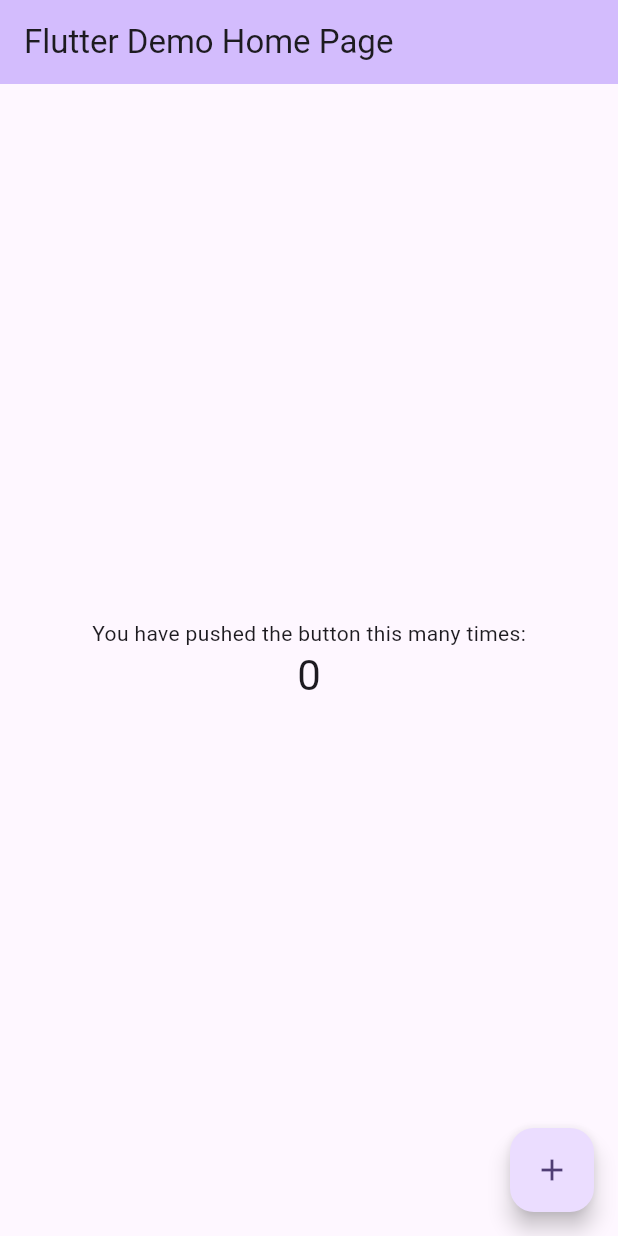
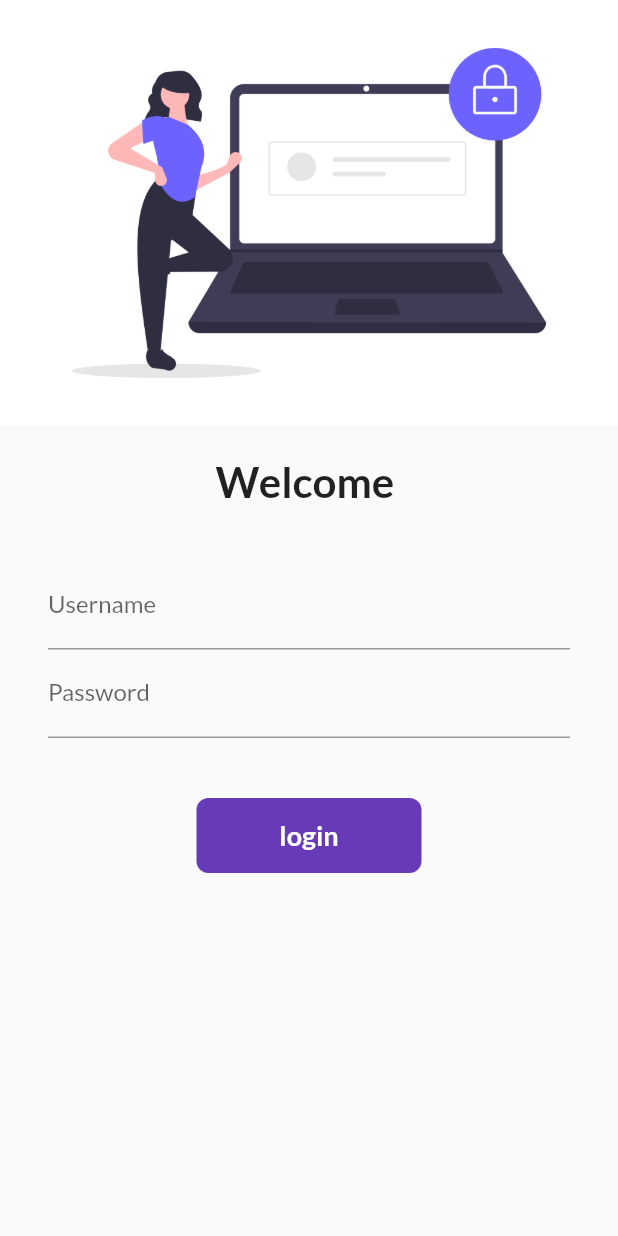
Before and after one commit to yuvisingh01/catalog-app, a Flutter app: the screen it shows after launch, on a phone screen of 412 x 824 dp. Run offline on Flutter 3.47's test engine with Material 2 defaults, Android fonts, the phone set to English and light mode, and no system bars; our stand-ins replace google_fonts.

Commit message:
day 6 completed

```diff
--- a/lib/main.dart
+++ b/lib/main.dart
@@ -1,4 +1,9 @@
+import 'package:catalog_app/pages/login_page.dart';
 import 'package:flutter/material.dart';
+import 'pages/home.dart';
+import 'package:google_fonts/google_fonts.dart';
+
+import 'utils/routes.dart';
 
 void main() {
   runApp(const MyApp());
@@ -11,115 +16,24 @@ class MyApp extends StatelessWidget {
   @override
   Widget build(BuildContext context) {
     return MaterialApp(
-      title: 'Flutter Demo',
+      debugShowCheckedModeBanner: false,
+      // home: Home(), we have to remove this line because we cant have two pages initially. as we are routing it using '/' which  is a by default screen where we are rendering home page'
+      themeMode: ThemeMode.light,
       theme: ThemeData(
-        // This is the theme of your application.
-        //
-        // TRY THIS: Try running your application with "flutter run". You'll see
-        // the application has a blue toolbar. Then, without quitting the app,
-        // try changing the seedColor in the colorScheme below to Colors.green
-        // and then invoke "hot reload" (save your changes or press the "hot
-        // reload" button in a Flutter-supported IDE, or press "r" if you used
-        // the command line to start the app).
-        //
-        // Notice that the counter didn't reset back to zero; the application
-        // state is not lost during the reload. To reset the state, use hot
-        // restart instead.
-        //
-        // This works for code too, not just values: Most code changes can be
-        // tested with just a hot reload.
-        colorScheme: ColorScheme.fromSeed(seedColor: Colors.deepPurple),
-        useMaterial3: true,
+        primarySwatch: Colors.deepPurple,
+        fontFamily: GoogleFonts.lato().fontFamily,
+        // primaryTextTheme: GoogleFonts.latoTextTheme(),
       ),
-      home: const MyHomePage(title: 'Flutter Demo Home Page'),
+      darkTheme: ThemeData(
+        brightness : Brightness.dark,
+      ),
+      // initialRoute: '/home',
+      routes: {
+        '/':(context) => const LoginPage(),
+        MyRoutes.homeRoute: (context)=> const Home(),
+        MyRoutes.loginRoute: (context)=> const LoginPage(),
+      },
+
     );
   }
 }
-
-class MyHomePage extends StatefulWidget {
-  const MyHomePage({super.key, required this.title});
-
-  // This widget is the home page of your application. It is stateful, meaning
-  // that it has a State object (defined below) that contains fields that affect
-  // how it looks.
-
-  // This class is the configuration for the state. It holds the values (in this
-  // case the title) provided by the parent (in this case the App widget) and
-  // used by the build method of the State. Fields in a Widget subclass are
-  // always marked "final".
-
-  final String title;
-
-  @override
-  State<MyHomePage> createState() => _MyHomePageState();
-}
-
-class _MyHomePageState extends State<MyHomePage> {
-  int _counter = 0;
-
-  void _incrementCounter() {
-    setState(() {
-      // This call to setState tells the Flutter framework that something has
-      // changed in this State, which causes it to rerun the build method below
-      // so that the display can reflect the updated values. If we changed
-      // _counter without calling setState(), then the build method would not be
-      // called again, and so nothing would appear to happen.
-      _counter++;
-    });
-  }
-
-  @override
-  Widget build(BuildContext context) {
-    // This method is rerun every time setState is called, for instance as done
-    // by the _incrementCounter method above.
-    //
-    // The Flutter framework has been optimized to make rerunning build methods
-    // fast, so that you can just rebuild anything that needs updating rather
-    // than having to individually change instances of widgets.
-    return Scaffold(
-      appBar: AppBar(
-        // TRY THIS: Try changing the color here to a specific color (to
-        // Colors.amber, perhaps?) and trigger a hot reload to see the AppBar
-        // change color while the other colors stay the same.
-        backgroundColor: Theme.of(context).colorScheme.inversePrimary,
-        // Here we take the value from the MyHomePage object that was created by
-        // the App.build method, and use it to set our appbar title.
-        title: Text(widget.title),
-      ),
-      body: Center(
-        // Center is a layout widget. It takes a single child and positions it
-        // in the middle of the parent.
-        child: Column(
-          // Column is also a layout widget. It takes a list of children and
-          // arranges them vertically. By default, it sizes itself to fit its
-          // children horizontally, and tries to be as tall as its parent.
-          //
-          // Column has various properties to control how it sizes itself and
-          // how it positions its children. Here we use mainAxisAlignment to
-          // center the children vertically; the main axis here is the vertical
-          // axis because Columns are vertical (the cross axis would be
-          // horizontal).
-          //
-          // TRY THIS: Invoke "debug painting" (choose the "Toggle Debug Paint"
-          // action in the IDE, or press "p" in the console), to see the
-          // wireframe for each widget.
-          mainAxisAlignment: MainAxisAlignment.center,
-          children: <Widget>[
-            const Text(
-              'You have pushed the button this many times:',
-            ),
-            Text(
-              '$_counter',
-              style: Theme.of(context).textTheme.headlineMedium,
-            ),
-          ],
-        ),
-      ),
-      floatingActionButton: FloatingActionButton(
-        onPressed: _incrementCounter,
-        tooltip: 'Increment',
-        child: const Icon(Icons.add),
-      ), // This trailing comma makes auto-formatting nicer for build methods.
-    );
-  }
-}
--- a/lib/pages/home.dart
+++ b/lib/pages/home.dart
@@ -7,14 +7,15 @@ class Home extends StatelessWidget {
   Widget build(BuildContext context) {
     return Scaffold(
       appBar: AppBar(
-        title: Text('Catalog App'),
+        title: const Text('Catalog App'),
       ),
       body: Center(
+        // ignore: avoid_unnecessary_containers
         child: Container(
-          child: Text('Welcome to the flutter app'),
+          child: const Text('Welcome to the flutter app'),
         ),
       ),
-      drawer: Drawer(),
+      drawer: const Drawer(),
     );
   }
 }
--- a/lib/pages/login_page.dart
+++ b/lib/pages/login_page.dart
@@ -0,0 +1,109 @@
+import 'package:flutter/material.dart';
+
+import '../utils/routes.dart';
+
+class LoginPage extends StatefulWidget {
+  const LoginPage({Key? key}) : super(key: key);
+
+  @override
+  State<LoginPage> createState() => _LoginPageState();
+}
+
+class _LoginPageState extends State<LoginPage> {
+  String name="";
+  bool changeButton=false;
+  @override
+  Widget build(BuildContext context) {
+    return Material(
+      child: Column(
+        children: [
+          Image.asset('assets/images/logjn.png', fit: BoxFit.cover),
+          const SizedBox(
+            height:20.0,
+            // child: Text('Hello'),
+          ),
+          Text(
+            "Welcome $name",
+            style:TextStyle(
+              fontSize: 28,
+              fontWeight:FontWeight.bold,
+            ),
+          ),
+          const SizedBox(
+            height:20.0,
+            // child: Text('Hello'),
+          ),
+            Padding(
+              padding: const EdgeInsets.symmetric(vertical:16.0, horizontal: 32.0),
+              child: Column(
+                children: [
+                  TextFormField(
+                    decoration: const InputDecoration(
+                      hintText: 'Enter Username',
+                      labelText: 'Username',
+                    ),
+                    onChanged:(value){
+                      name=value;
+                      setState(() {});
+                    },
+                  ),
+                  TextFormField(
+                    obscureText:true,
+          decoration: const InputDecoration(
+          hintText: 'Enter Password',
+                  labelText: 'Password',
+          ),
+                  ),
+                  const SizedBox(
+                    height: 40.0,
+                  ),
+                  InkWell(
+                    onTap: () async {
+                      setState(() {
+                        changeButton=true;
+                      });
+
+                      await Future.delayed(Duration(seconds: 1));
+                      Navigator.pushNamed(context, MyRoutes.homeRoute);
+                    },
+                    child: AnimatedContainer(
+                      duration: Duration(seconds:1),
+                      width: changeButton? 50:150,
+                      height: 50,
+                      // color: Colors.deepPurple,
+                      alignment: Alignment.center,
+                      child: changeButton?Icon(Icons.done, color: Colors.white,):Text(
+                        "login",
+                        style: TextStyle(
+                            color: Colors.white,
+                            fontWeight: FontWeight.bold,
+                            fontSize: 18
+                        ),
+                      ),
+                      decoration: BoxDecoration(
+                        color: Colors.deepPurple,
+                        // shape: changeButton? BoxShape.circle: BoxShape.rectangle,
+                        borderRadius: BorderRadius.circular(
+                            changeButton?50:8,
+                        ),
+                      ) ,
+                    ),
+                  )
+                  // ElevatedButton(
+                  //     onPressed:(){
+                  //       Navigator.pushNamed(context, MyRoutes.homeRoute);
+                  //     },
+                  //     child: const Text("login"),
+                  //     style: TextButton.styleFrom(
+                  //         minimumSize: Size(150,40),
+                  //     ),
+                  // )
+
+                ],
+              ),
+            ),
+        ],
+      ),
+    );
+  }
+}
--- /dev/null
+++ b/lib/utils/routes.dart
@@ -0,0 +1,4 @@
+class MyRoutes{
+  static String loginRoute="/login";
+  static String homeRoute="/home";
+}
```
Also changed, not shown: pubspec.yaml (+4 -3 lines), pubspec.lock, 1 other file.
